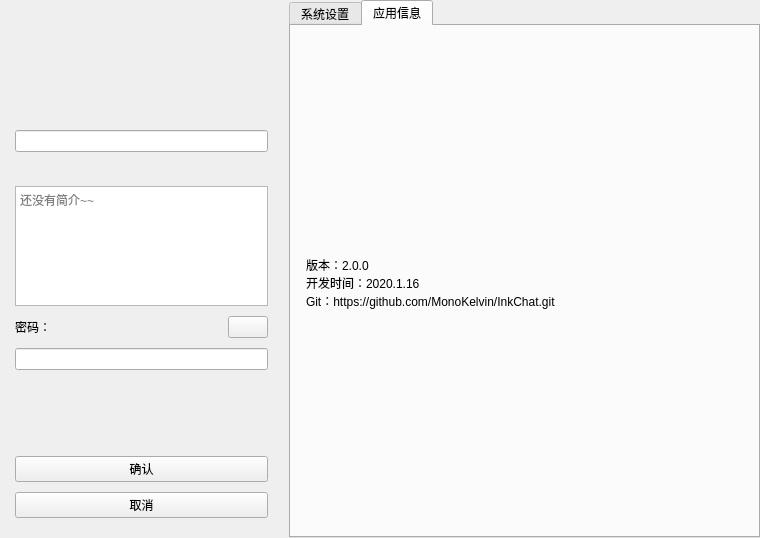
First picture: the form in Component/SettingsPage/settingspage.ui, repository MonoKelvin/InkChat, before the edit.
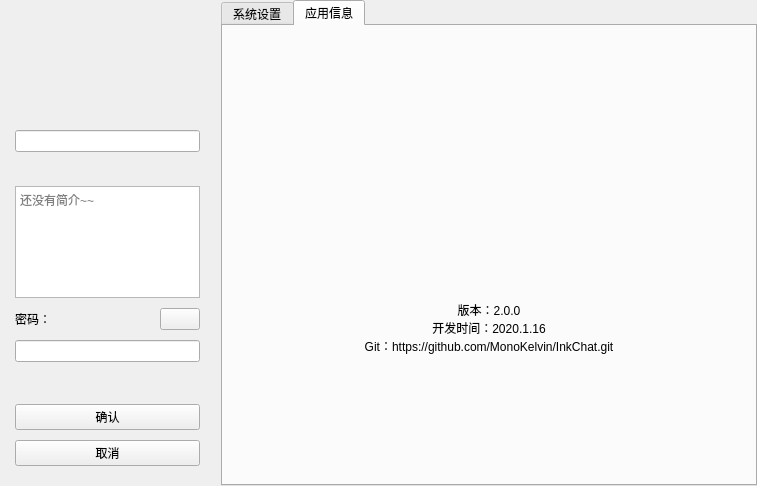
Second picture: the form after the edit. The open tabs and pages were chosen to show the change. Custom widgets are drawn as their Qt base class.

What changed in the file:
```diff
--- a/Component/SettingsPage/settingspage.ui
+++ b/Component/SettingsPage/settingspage.ui
@@ -6,14 +6,14 @@
    <rect>
     <x>0</x>
     <y>0</y>
-    <width>760</width>
-    <height>538</height>
+    <width>757</width>
+    <height>486</height>
    </rect>
   </property>
   <property name="windowTitle">
    <string>Form</string>
   </property>
-  <layout class="QHBoxLayout" name="horizontalLayout" stretch="3,5">
+  <layout class="QHBoxLayout" name="horizontalLayout" stretch="2,5">
    <property name="leftMargin">
     <number>0</number>
    </property>
@@ -268,9 +268,6 @@
        <string>应用信息</string>
       </attribute>
       <layout class="QVBoxLayout" name="verticalLayout_3">
-       <property name="spacing">
-        <number>15</number>
-       </property>
        <property name="leftMargin">
         <number>15</number>
        </property>
@@ -300,6 +297,9 @@
 开发时间：2020.1.16
 Git：https://github.com/MonoKelvin/InkChat.git</string>
          </property>
+         <property name="alignment">
+          <set>Qt::AlignCenter</set>
+         </property>
         </widget>
        </item>
        <item>
@@ -307,10 +307,13 @@
          <property name="orientation">
           <enum>Qt::Vertical</enum>
          </property>
+         <property name="sizeType">
+          <enum>QSizePolicy::Maximum</enum>
+         </property>
          <property name="sizeHint" stdset="0">
           <size>
            <width>20</width>
-           <height>40</height>
+           <height>60</height>
           </size>
          </property>
         </spacer>
```
Left out of the diff: 7 changed lines with no effect on the pictures.
